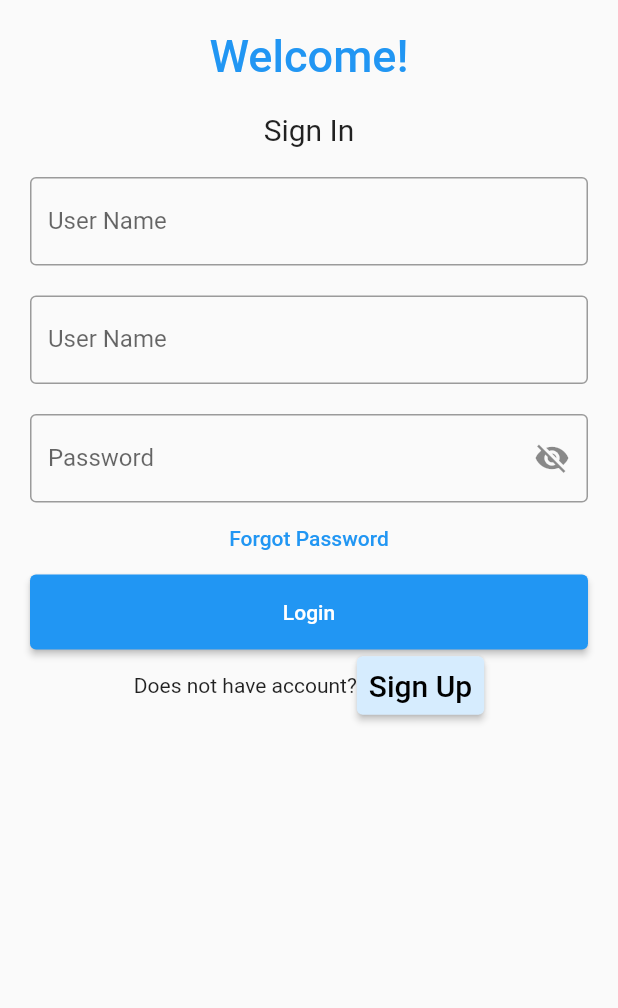
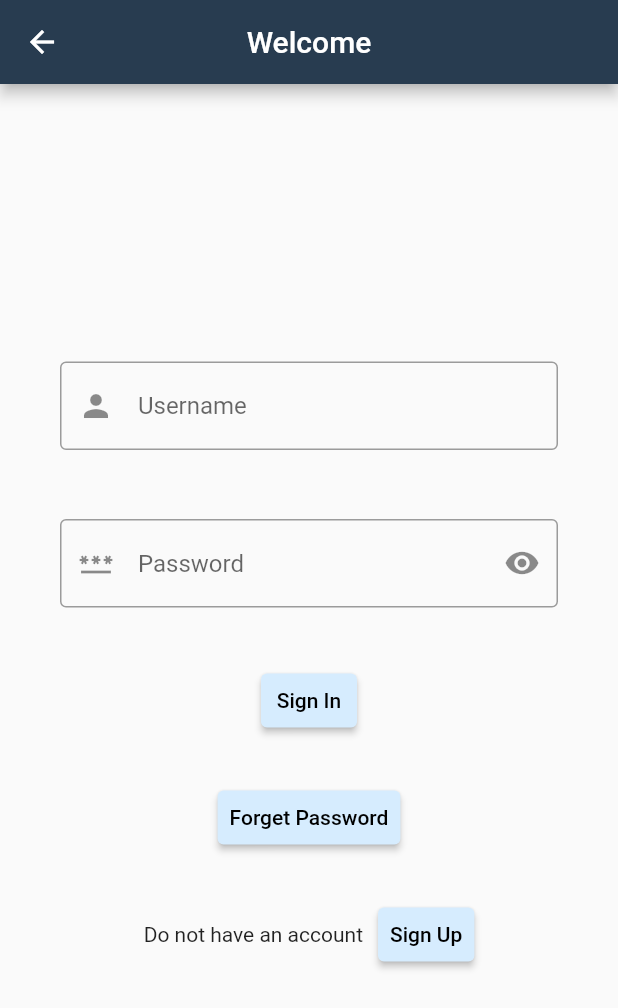
Before and after one commit to viola911/clinical-scheduling-app, a Flutter app: the Signin screen opened directly, on a phone screen of 412 x 824 dp. Shown: the top 1008 px of the screen. Run offline on Flutter 3.47's test engine with Material 2 defaults, Android fonts, the phone set to English and light mode, and no system bars; our stand-ins replace flutter_svg, go_router, syncfusion_flutter_calendar, syncfusion_flutter_datepicker, table_calendar.

Commit message:
fixing signin(USER)

```diff
--- a/lib/screens/signinpageUSER.dart
+++ b/lib/screens/signinpageUSER.dart
@@ -1,102 +1,47 @@
 import 'package:flutter/material.dart';
+import 'package:go_router/go_router.dart';
 import '../services/constants.dart';
 
-class MyApp extends StatelessWidget {
-  const MyApp({Key? key}) : super(key: key);
-
-  static const String _title = 'MindKhan.com';
-
-  @override
-  Widget build(BuildContext context) {
-    return MaterialApp(
-      debugShowCheckedModeBanner: false,
-      title: _title,
-      home: Scaffold(
-        appBar: AppBar(title: const Text(_title)),
-        body: const Signin(),
-      ),
-    );
-  }
-}
-
-bool _isvisible = false;
-String? validatePassword(String value) {
-  RegExp regex =
-      RegExp(r'^(?=.*?[A-Z])(?=.*?[a-z])(?=.*?[0-9])(?=.*?[!@#\$&*~]).{8,}$');
-  if (value.isEmpty) {
-    return 'Please enter password';
-  } else {
-    if (!regex.hasMatch(value)) {
-      return 'Enter valid password';
-    } else {
-      return null;
-    }
-  }
-}
+const Color black = Color(0xFF000000);
 
 class Signin extends StatefulWidget {
-  const Signin({Key? key}) : super(key: key);
+  const Signin({super.key});
 
   @override
   State<Signin> createState() => _SigninState();
 }
 
 class _SigninState extends State<Signin> {
-  TextEditingController firstnameController = TextEditingController();
-  TextEditingController lastnameController = TextEditingController();
-  TextEditingController passwordController = TextEditingController();
-
+  bool _isvisible = true;
   @override
   Widget build(BuildContext context) {
-    return Padding(
-        padding: const EdgeInsets.all(10),
-        child: ListView(
-          children: <Widget>[
-            Container(
-                alignment: Alignment.center,
-                padding: const EdgeInsets.all(10),
-                child: const Text(
-                  'Welcome!',
-                  style: TextStyle(
-                      color: Colors.blue,
-                      fontWeight: FontWeight.w500,
-                      fontSize: 30),
-                )),
-            Container(
-                alignment: Alignment.center,
-                padding: const EdgeInsets.all(10),
-                child: const Text(
-                  'Sign In',
-                  style: TextStyle(fontSize: 20),
-                )),
-            Container(
-              padding: const EdgeInsets.all(10),
+    return Scaffold(
+        appBar: AppBar(
+            title: const Text("Welcome"),
+            centerTitle: true,
+            backgroundColor: kSecondaryColor),
+        body: Column(
+          mainAxisAlignment: MainAxisAlignment.center,
+          children: [
+            const Padding(
+              padding: EdgeInsets.symmetric(horizontal: 40, vertical: 8),
               child: TextField(
-                controller: firstnameController,
-                decoration: const InputDecoration(
+                decoration: InputDecoration(
+                  prefixIcon: Icon(Icons.person),
                   border: OutlineInputBorder(),
-                  labelText: 'User Name',
+                  hintText: ' Username',
                 ),
               ),
             ),
-            Container(
-              padding: const EdgeInsets.all(10),
+            const SizedBox(
+              height: 30,
+            ),
+            Padding(
+              padding: const EdgeInsets.symmetric(horizontal: 40, vertical: 8),
               child: TextField(
-                controller: lastnameController,
-                decoration: const InputDecoration(
-                  border: OutlineInputBorder(),
-                  labelText: 'User Name',
-                ),
-              ),
-            ),
-            Container(
-              padding: const EdgeInsets.fromLTRB(10, 10, 10, 0),
-              child: TextField(
-                onChanged: (PasswordInputElement) =>
-                    validatePassword(PasswordInputElement),
-                obscureText: !_isvisible,
-                controller: passwordController,
+                obscureText: _isvisible,
                 decoration: InputDecoration(
+                  prefixIcon: const Icon(Icons.password),
                   suffixIcon: IconButton(
                       onPressed: () {
                         setState(() {
@@ -105,48 +50,62 @@ class _SigninState extends State<Signin> {
                       },
                       icon: _isvisible
                           ? const Icon(Icons.visibility)
-                        : const Icon(Icons.visibility_off),
-                  ),
+                          : const Icon(Icons.visibility_off)),
                   border: const OutlineInputBorder(),
-                  labelText: 'Password',
+                  hintText: ' Password',
                 ),
               ),
             ),
-            TextButton(
-              onPressed: () {
-                //forgot password screen
-              },
-              child: const Text(
-                'Forgot Password',
+            const SizedBox(
+              height: 30,
             ),
-            ),
-            Container(
-                height: 50,
-                padding: const EdgeInsets.fromLTRB(10, 0, 10, 0),
-                child: ElevatedButton(
-                  child: const Text('Login'),
-                  onPressed: () {
-                    // validatePassword(PasswordInputElement);
-                  },
-                )),
-            Row(
-              mainAxisAlignment: MainAxisAlignment.center,
-              children: <Widget>[
-                const Text('Does not have account?'),
             TextButton(
               style: TextButton.styleFrom(
                   foregroundColor: Colors.black,
                   elevation: 2,
                   backgroundColor: kPrimaryColor),
-                  child: const Text(
-                    'Sign Up',
-                    style: TextStyle(fontSize: 20),
+              onPressed: () {
+                context.go('/UserScreen');
+              },
+              child: const Text('Sign In'),
             ),
+            const SizedBox(
+              height: 30,
+            ),
+            TextButton(
+              style: TextButton.styleFrom(
+                  foregroundColor: Colors.black,
+                  elevation: 2,
+                  backgroundColor: kPrimaryColor),
               onPressed: () {
-                    //signup screen
+                //context.go('/UserScreen');
               },
-                )
+              child: const Text('Forget Password'),
+            ),
+            const SizedBox(
+              height: 30,
+            ),
+            Container(
+              width: double.infinity,
+              child: Row(
+                mainAxisAlignment: MainAxisAlignment.center,
+                children: [
+                  const Text('Do not have an account'),
+                  const SizedBox(
+                    width: 10,
+                  ),
+                  TextButton(
+                    style: TextButton.styleFrom(
+                        foregroundColor: Colors.black,
+                        elevation: 2,
+                        backgroundColor: kPrimaryColor),
+                    onPressed: () {
+                      context.go('/signup');
+                    },
+                    child: const Text('Sign Up'),
+                  ),
                 ],
+              ),
             ),
           ],
         ));
```
Lines whose indentation alone changed are shown as unchanged.
